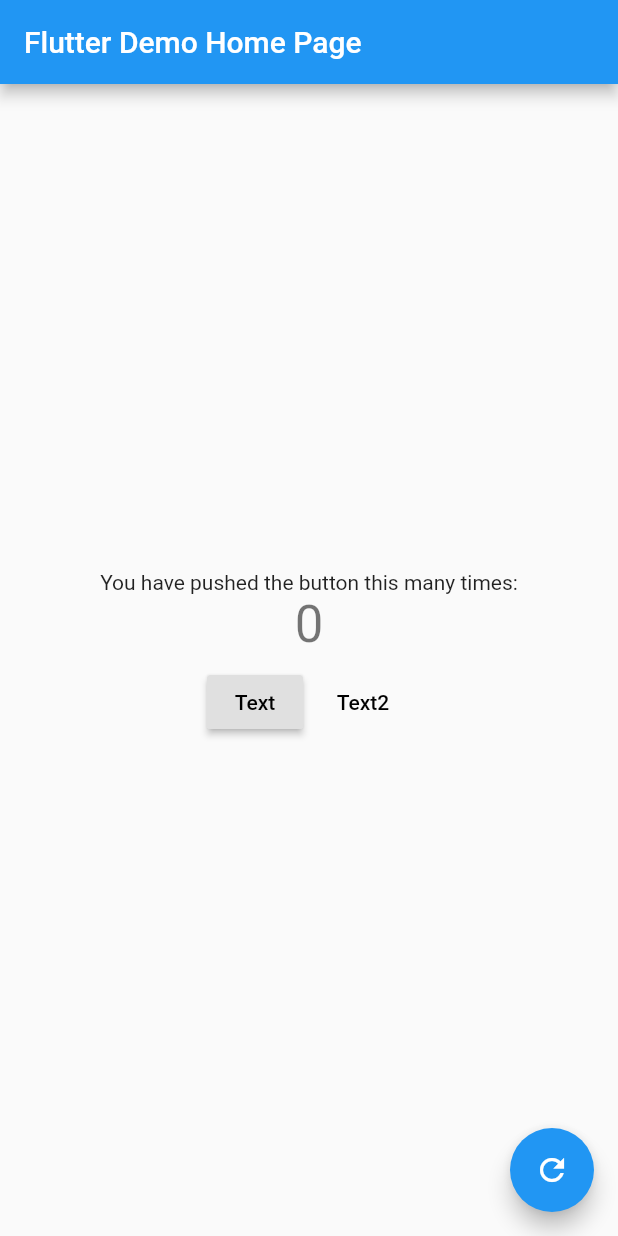
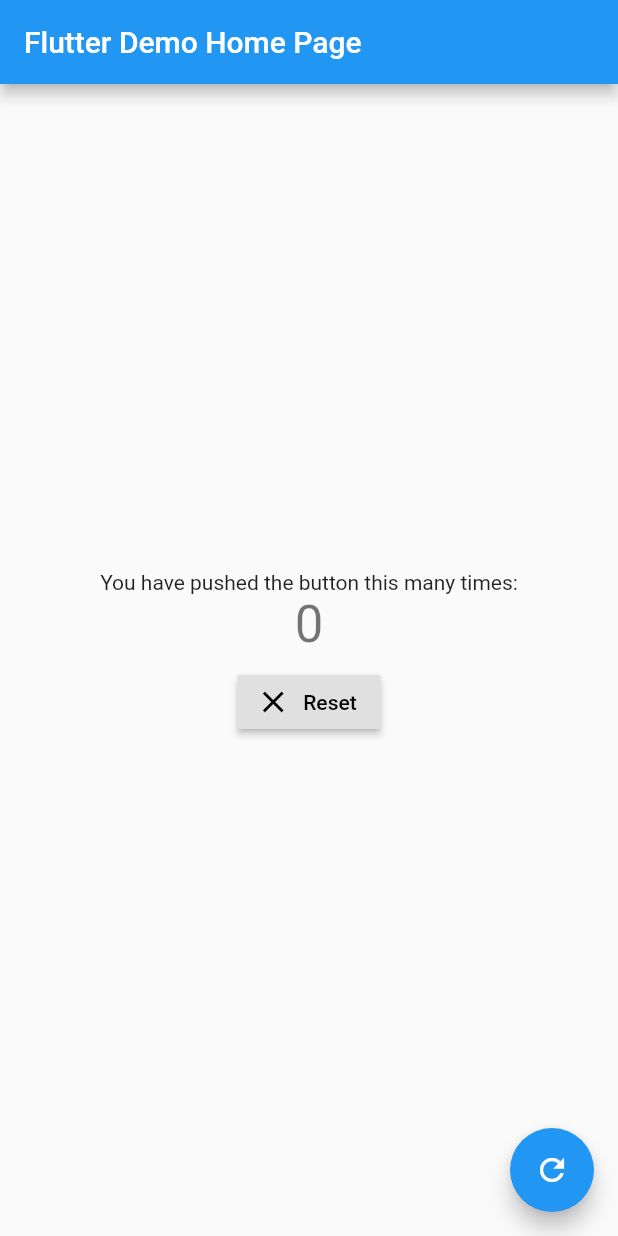
Before and after one commit to PawelRaciborski/rss_reader, a Flutter app: the screen it shows after launch, on a phone screen of 412 x 824 dp. Run offline on Flutter 3.47's test engine with Material 2 defaults, Android fonts, the phone set to English and light mode, and no system bars.

Commit message:
Resetting button

```diff
--- a/lib/view/home_page.dart
+++ b/lib/view/home_page.dart
@@ -40,8 +40,6 @@ class _HomePageState extends State<HomePage> {
     // than having to individually change instances of widgets.
     return new Scaffold(
       appBar: new AppBar(
-        // Here we take the value from the MyHomePage object that was created by
-        // the App.build method, and use it to set our appbar title.
         title: new Text(widget.title),
       ),
       body: new Center(
@@ -63,7 +61,7 @@ class _HomePageState extends State<HomePage> {
           // horizontal).
           mainAxisAlignment: MainAxisAlignment.center,
           children: <Widget>[
-            Text(
+            const Text(
               'You have pushed the button this many times:',
             ),
             Text(
@@ -73,13 +71,12 @@ class _HomePageState extends State<HomePage> {
             ButtonBar(
               alignment: MainAxisAlignment.center,
               children: <Widget>[
-                RaisedButton(
-                  child: Text("Text"),
-                  onPressed: () {},
-                ),
-                FlatButton(
-                  child: Text("Text2"),
-                  onPressed: () {},
+                RaisedButton.icon(
+                  icon: const Icon(Icons.clear),
+                  label: const Text("Reset"),
+                  onPressed: () {
+                    _reset();
+                  },
                 ),
               ],
             ),
@@ -89,8 +86,14 @@ class _HomePageState extends State<HomePage> {
       floatingActionButton: new FloatingActionButton(
         onPressed: _incrementCounter,
         tooltip: 'Increment',
-        child: new Icon(Icons.refresh),
+        child: const Icon(Icons.refresh),
       ), // This trailing comma makes auto-formatting nicer for build methods.
     );
   }
+
+  void _reset() {
+    setState(() {
+      _counter = 0;
+    });
+  }
 }
```
